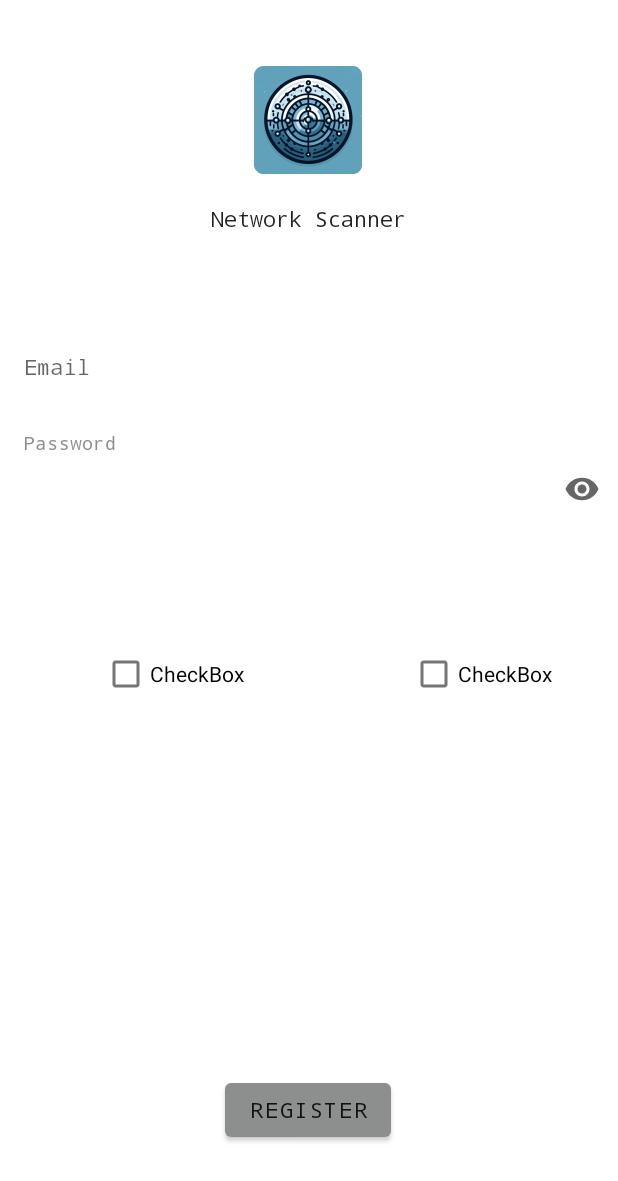
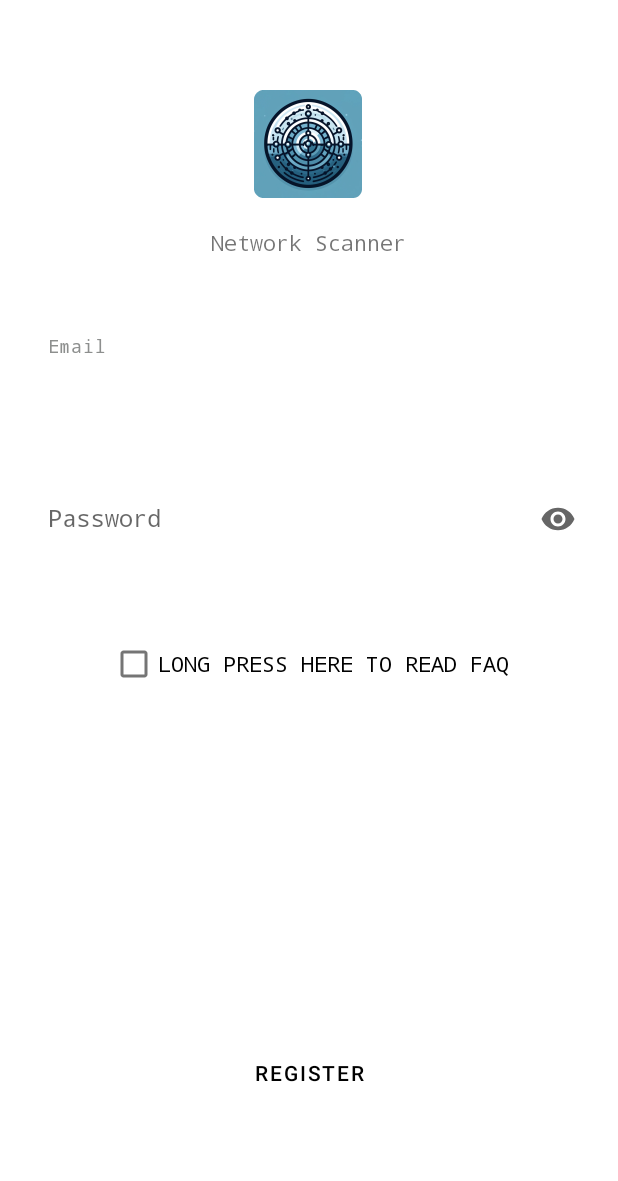
Before and after one commit to hjuivc/networkScannerAndroidJava, an Android app: the RegisterActivity screen opened directly, with no data from a screen before it, on a phone screen of 412 x 824 dp. Shown: the top 1181 px of the screen. Run offline under Robolectric (Android 15) with nearby library versions, the phone set to English and light mode, and no system bars.

Commit message:
Changes to login and register layout

```diff
--- a/app/src/main/res/layout/activity_login.xml
+++ b/app/src/main/res/layout/activity_login.xml
@@ -2,7 +2,7 @@
 <androidx.constraintlayout.widget.ConstraintLayout xmlns:android="http://schemas.android.com/apk/res/android"
     xmlns:app="http://schemas.android.com/apk/res-auto"
     xmlns:tools="http://schemas.android.com/tools"
-    android:id="@+id/container"
+    android:id="@+id/loginContainer"
     android:layout_width="match_parent"
     android:layout_height="match_parent"
     android:paddingStart="@dimen/activity_horizontal_margin"
@@ -24,7 +24,7 @@
 
         <com.google.android.material.textfield.TextInputEditText
             android:id="@+id/username"
-            style="@style/MonospaceText"
+            android:fontFamily="monospace"
             android:layout_width="match_parent"
             android:layout_height="wrap_content"
             android:autofillHints="@string/prompt_email"
@@ -48,7 +48,7 @@
 
         <com.google.android.material.textfield.TextInputEditText
             android:id="@+id/password"
-            style="@style/MonospaceText"
+            android:fontFamily="monospace"
             android:layout_width="match_parent"
             android:layout_height="wrap_content"
             android:autofillHints="@string/prompt_password"
@@ -66,6 +66,7 @@
         android:layout_width="wrap_content"
         android:layout_height="wrap_content"
         android:layout_marginStart="48dp"
+        android:layout_marginTop="150dp"
         android:text="@string/action_register"
         app:layout_constraintBottom_toBottomOf="parent"
         app:layout_constraintStart_toStartOf="parent"
@@ -77,6 +78,7 @@
         style="@style/BorderButton"
         android:layout_width="wrap_content"
         android:layout_height="wrap_content"
+        android:layout_marginTop="150dp"
         android:layout_marginEnd="48dp"
         android:text="@string/action_sign_in"
         app:layout_constraintBottom_toBottomOf="parent"
@@ -111,7 +113,7 @@
 
     <TextView
         android:id="@+id/appNameText"
-        style="@style/MonospaceText"
+        android:fontFamily="monospace"
         android:layout_width="wrap_content"
         android:layout_height="wrap_content"
         android:text="@string/app_name"
--- a/app/src/main/res/layout/activity_register.xml
+++ b/app/src/main/res/layout/activity_register.xml
@@ -2,12 +2,40 @@
 <androidx.constraintlayout.widget.ConstraintLayout xmlns:android="http://schemas.android.com/apk/res/android"
     xmlns:app="http://schemas.android.com/apk/res-auto"
     xmlns:tools="http://schemas.android.com/tools"
-    android:id="@+id/main"
+    android:id="@+id/registerContainer"
     android:layout_width="match_parent"
     android:layout_height="match_parent"
+    android:paddingStart="@dimen/activity_horizontal_margin"
+    android:paddingTop="@dimen/activity_vertical_margin"
+    android:paddingEnd="@dimen/activity_horizontal_margin"
+    android:paddingBottom="@dimen/activity_vertical_margin"
     tools:context=".ui.register.RegisterActivity">
 
+    <!-- Email field -->
+    <com.google.android.material.textfield.TextInputLayout
+        android:id="@+id/usernameLayout"
+        style="@style/RoundedTextInputLayout.NoUnderline"
+        android:layout_width="0dp"
+        android:layout_height="wrap_content"
+        android:layout_marginTop="208dp"
+        app:layout_constraintEnd_toEndOf="parent"
+        app:layout_constraintHorizontal_bias="0.0"
+        app:layout_constraintStart_toStartOf="parent"
+        app:layout_constraintTop_toTopOf="parent">
 
+        <com.google.android.material.textfield.TextInputEditText
+            android:id="@+id/username"
+            android:layout_width="match_parent"
+            android:layout_height="wrap_content"
+            android:autofillHints="@string/prompt_email"
+            android:background="@null"
+            android:fontFamily="monospace"
+            android:hint="@string/prompt_email"
+            android:inputType="textEmailAddress" />
+
+    </com.google.android.material.textfield.TextInputLayout>
+
+    <!-- Password field -->
     <com.google.android.material.textfield.TextInputLayout
         android:id="@+id/passwordLayout"
         style="@style/RoundedTextInputLayout.NoUnderline"
@@ -22,11 +50,11 @@
 
         <com.google.android.material.textfield.TextInputEditText
             android:id="@+id/password"
-            style="@style/MonospaceText"
             android:layout_width="match_parent"
             android:layout_height="wrap_content"
             android:autofillHints="@string/prompt_password"
             android:background="@null"
+            android:fontFamily="monospace"
             android:hint="@string/prompt_password"
             android:imeActionLabel="@string/action_sign_in_short"
             android:imeOptions="actionDone"
@@ -34,54 +62,33 @@
 
     </com.google.android.material.textfield.TextInputLayout>
 
-    <com.google.android.material.textfield.TextInputLayout
-        android:id="@+id/usernameLayout"
-        style="@style/RoundedTextInputLayout.NoUnderline"
-        android:layout_width="0dp"
+    <!-- Register button -->
+    <com.google.android.material.button.MaterialButton
+        android:id="@+id/registerButton"
+        style="@style/BorderButton"
+        android:layout_width="wrap_content"
         android:layout_height="wrap_content"
-        android:layout_marginTop="208dp"
+        android:layout_marginStart="48dp"
+        android:layout_marginTop="150dp"
+        android:layout_marginEnd="48dp"
+        android:text="@string/action_register"
+        app:layout_constraintBottom_toBottomOf="parent"
         app:layout_constraintEnd_toEndOf="parent"
-        app:layout_constraintHorizontal_bias="0.0"
+        app:layout_constraintHorizontal_bias="0.5"
         app:layout_constraintStart_toStartOf="parent"
-        app:layout_constraintTop_toTopOf="parent">
-
-        <com.google.android.material.textfield.TextInputEditText
-            android:id="@+id/username"
-            style="@style/MonospaceText"
-            android:layout_width="match_parent"
-            android:layout_height="wrap_content"
-            android:autofillHints="@string/prompt_email"
-            android:background="@null"
-            android:hint="@string/prompt_email"
-            android:inputType="textEmailAddress" />
-
-    </com.google.android.material.textfield.TextInputLayout>
+        app:layout_constraintTop_toBottomOf="@+id/passwordLayout"
+        app:layout_constraintVertical_bias="0.707" />
 
     <CheckBox
-        android:id="@+id/checkBox"
+        android:id="@+id/checkBoxFaq"
         android:layout_width="wrap_content"
         android:layout_height="wrap_content"
-        android:layout_marginStart="68dp"
-        android:layout_marginTop="52dp"
-        android:text="CheckBox"
-        app:layout_constraintBottom_toTopOf="@+id/registerButton"
+        android:layout_marginTop="44dp"
+        android:text="@string/long_press_faq"
+        app:layout_constraintEnd_toEndOf="parent"
+        app:layout_constraintHorizontal_bias="0.5"
         app:layout_constraintStart_toStartOf="parent"
-        app:layout_constraintTop_toBottomOf="@+id/passwordLayout"
-        app:layout_constraintVertical_bias="0.075" />
-
-    <CheckBox
-        android:id="@+id/checkBox2"
-        android:layout_width="wrap_content"
-        android:layout_height="wrap_content"
-        android:layout_marginTop="52dp"
-        android:text="CheckBox"
-        app:layout_constraintBottom_toTopOf="@+id/registerButton"
-        app:layout_constraintEnd_toEndOf="parent"
-        app:layout_constraintHorizontal_bias="0.716"
-        app:layout_constraintStart_toEndOf="@+id/checkBox"
-        app:layout_constraintTop_toBottomOf="@+id/passwordLayout"
-        app:layout_constraintVertical_bias="0.075" />
-
+        app:layout_constraintTop_toBottomOf="@+id/passwordLayout" />
 
     <ImageView
         android:id="@+id/appLogo"
@@ -96,9 +103,9 @@
 
     <TextView
         android:id="@+id/appNameText"
-        style="@style/MonospaceText"
         android:layout_width="wrap_content"
         android:layout_height="wrap_content"
+        android:fontFamily="monospace"
         android:text="@string/app_name"
         app:layout_constraintBottom_toTopOf="@+id/usernameLayout"
         app:layout_constraintEnd_toEndOf="parent"
@@ -107,15 +114,4 @@
         app:layout_constraintTop_toBottomOf="@+id/appLogo"
         app:layout_constraintVertical_bias="0.273" />
 
-    <Button
-        android:id="@+id/registerButton"
-        style="@style/MonospaceText"
-        android:layout_width="wrap_content"
-        android:layout_height="wrap_content"
-        android:layout_marginBottom="60dp"
-        android:text="@string/action_register"
-        app:layout_constraintBottom_toBottomOf="parent"
-        app:layout_constraintEnd_toEndOf="parent"
-        app:layout_constraintHorizontal_bias="0.498"
-        app:layout_constraintStart_toStartOf="parent" />
 </androidx.constraintlayout.widget.ConstraintLayout>
--- a/app/src/main/res/values/strings.xml
+++ b/app/src/main/res/values/strings.xml
@@ -13,5 +13,6 @@
     <string name="login_failed">"Login failed"</string>
 
     <!-- Register logic -->
-
+    <string name="long_press_faq">LONG PRESS HERE TO READ FAQ</string>
+    <string name="faq_text">Network Scanner is a free app designed to scan network devices via IP, exclusively available to users aged 18 and over. This app must be used ethically, and all responsibility rests with the user. You must agree to these terms by checking the appropriate box before registering an account.</string>
 </resources>
--- a/app/src/main/res/values/styles.xml
+++ b/app/src/main/res/values/styles.xml
@@ -1,5 +1,10 @@
 <?xml version="1.0" encoding="utf-8"?>
 <resources>
+
+    <!-- Default TextAppearance for the app -->
+    <style name="TextAppearance.App.Default" parent="TextAppearance.AppCompat">
+        <item name="android:fontFamily">monospace</item>
+    </style>
 
     <!-- Base application theme. -->
     <style name="AppTheme" parent="Theme.MaterialComponents.DayNight.NoActionBar">
@@ -9,6 +14,8 @@
         <!-- Secondary brand color. -->
         <item name="colorSecondary">@color/colorSecondary</item>
         <item name="colorOnSecondary">@color/colorOnSecondary</item>
+        <!-- Default TextAppearance for the app -->
+        <item name="android:textAppearance">@style/TextAppearance.App.Default</item>
     </style>
 
     <!-- Style for rounded TextInputLayout -->
@@ -17,7 +24,7 @@
         <item name="boxCornerRadiusTopEnd">28dp</item>
         <item name="boxCornerRadiusBottomEnd">28dp</item>
         <item name="boxCornerRadiusBottomStart">28dp</item>
-        <item name="android:fontFamily">monospace</item>
+
         <item name="boxBackgroundColor">@color/colorPrimary</item>
         <item name="android:textColor">@color/colorOnPrimary</item>
     </style>
@@ -28,13 +35,13 @@
         <item name="android:textColor">?attr/colorOnSurface</item>
         <item name="strokeColor">@color/colorPrimary</item>
         <item name="strokeWidth">1dp</item>
-        <item name="android:fontFamily">monospace</item>
+
     </style>
 
     <!-- Style for rounded MaterialButton -->
     <style name="RoundedMaterialButton" parent="Widget.MaterialComponents.Button">
         <item name="cornerRadius">28dp</item>
-        <item name="android:fontFamily">monospace</item>
+
         <item name="backgroundTint">@color/colorSecondary</item>
         <item name="android:textColor">@color/colorOnSecondary</item>
     </style>
@@ -44,9 +51,5 @@
         <item name="boxBackgroundMode">none</item>
     </style>
 
-    <!-- Font style for the app -->
-    <style name="MonospaceText" parent="TextAppearance.AppCompat">
-        <item name="android:fontFamily">monospace</item>
-    </style>
 
 </resources>
```
